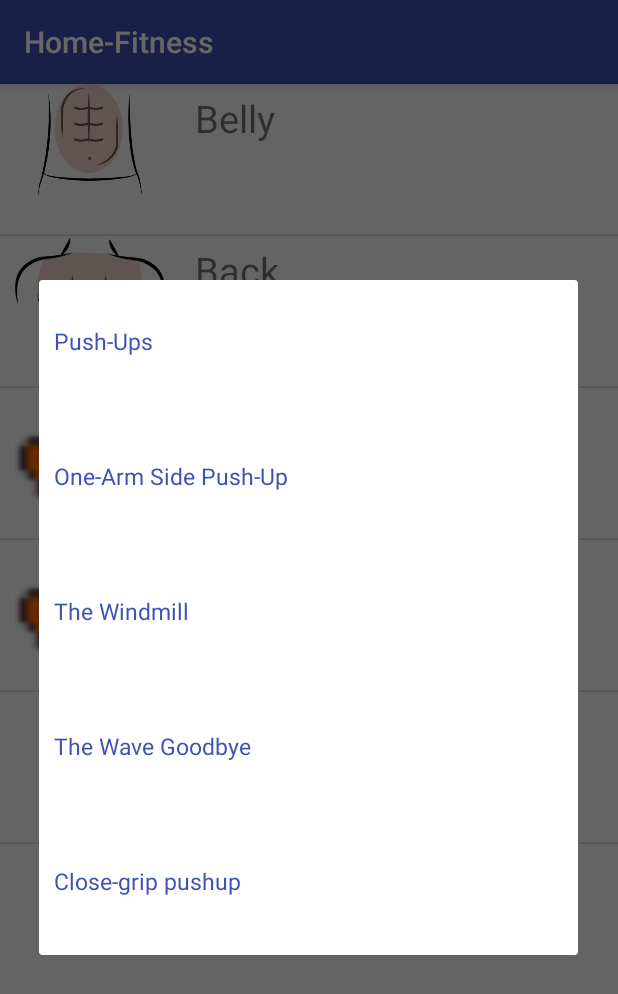
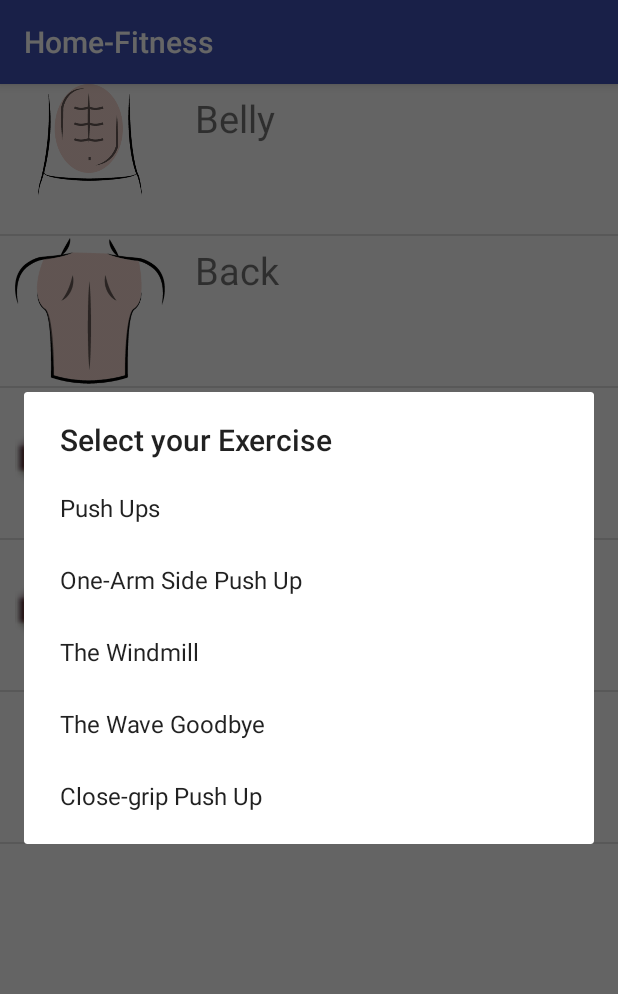
Before and after one commit to cdajp4ever/Home-Fitness, an Android app: the ExerciseList screen opened directly, with no data from a screen before it, after a tap on "Arms", on a phone screen of 412 x 824 dp. Shown: the top 994 px of the screen. Run offline under Robolectric (Android 15) with nearby library versions, the light colour scheme and no system bars.

Commit message:
Fixed onClick on alertDialog, pending to create Intent extra to pass the information for the animation on the MainExercise screen

```diff
--- a/app/src/main/java/com/example/jaguas/homefitness/ExerciseList.java
+++ b/app/src/main/java/com/example/jaguas/homefitness/ExerciseList.java
@@ -1,6 +1,9 @@
 package com.example.jaguas.homefitness;
 
+import android.app.Activity;
+import android.app.Dialog;
 import android.content.Context;
+import android.content.DialogInterface;
 import android.content.Intent;
 import android.support.v7.app.AlertDialog;
 import android.support.v7.app.AppCompatActivity;
@@ -12,19 +15,13 @@ import android.widget.AdapterView;
 import android.widget.ArrayAdapter;
 import android.widget.ImageView;
 import android.widget.ListView;
+import android.widget.Switch;
 import android.widget.TextView;
 import android.widget.Toast;
 
 public class ExerciseList extends AppCompatActivity {
 
-    // TEST COMMIT AND PUSH
-
     private String[] kinds = {"Belly", "Back", "Chest", "Arms", "Legs"};
-    private String[] belly = {"Crunchers", "Reverse Crunchers", "Flutter Kicks", "Sitting Twists", "Knee to Elbow"};
-    private String[] back = {"Reverse Snow Angels", "Superman", "Hip Hinge", "Flying Passe", "Twister"};
-    private String[] chest = {"Rotational press-up", "Single Leg Push Up", "Wide Push Up", "Narrow/Tricep Push Up", "Diamond push-up"};
-    private String[] arms = {"Push-Ups", "One-Arm Side Push-Up", "The Windmill", "The Wave Goodbye", "Close-grip pushup"};
-    private String[] legs = {"Single-leg circle", "Squat Jump", "Side Lunge", "Single-Leg Hip Raise", "Alternating Drop Lunge"};
     private TextView pos1, pos2, pos3, pos4, pos5;
 
     private int[] img = {R.drawable.belly, R.drawable.back, R.drawable.chest, R.drawable.arms,
@@ -42,85 +39,73 @@ public class ExerciseList extends AppCompatActivity {
 
             @Override
             public void onItemClick(AdapterView<?> parent, View view, int position, long id) {
-                pos1 = findViewById(R.id.one);
-                pos2 = findViewById(R.id.two);
-                pos3 = findViewById(R.id.three);
-                pos4 = findViewById(R.id.four);
-                pos5 = findViewById(R.id.five);
-                AlertDialog.Builder builder = new AlertDialog.Builder(ExerciseList.this);
-                LayoutInflater inflater = getLayoutInflater();
-                View dialogView = inflater.inflate(R.layout.dialog, null);
 
-                builder.setView(dialogView);
                 if(position == 0) {
-                    final TextView textView1 = dialogView.findViewById(R.id.one);
-                    textView1.setText(belly[0]);
-                    final TextView textView2 = dialogView.findViewById(R.id.two);
-                    textView2.setText(belly[1]);
-                    final TextView textView3 = dialogView.findViewById(R.id.three);
-                    textView3.setText(belly[2]);
-                    final TextView textView4 = dialogView.findViewById(R.id.four);
-                    textView4.setText(belly[3]);
-                    final TextView textView5 = dialogView.findViewById(R.id.five);
-                    textView5.setText(belly[4]);
-                    final AlertDialog alertDialog = builder.create();
-                    alertDialog.show();
+                    AlertDialog.Builder builder = new AlertDialog.Builder(ExerciseList.this);
+                    builder.setTitle(R.string.selectExecise)
+                            .setItems(R.array.belly, new DialogInterface.OnClickListener() {
+                                @Override
+                                public void onClick(DialogInterface dialogInterface, int which) {
+                                    switch (which){
+                                        case 0:
+
+                                            //need to check where to put the initial intent and
+                                            // then put the extra to change the recycler view
+                                    }
+                                }
+                            });
+                    AlertDialog dialog = builder.create();
+                    dialog.show();
 
                 } else if (position == 1) {
-                    final TextView textView1 = dialogView.findViewById(R.id.one);
-                    textView1.setText(back[0]);
-                    final TextView textView2 = dialogView.findViewById(R.id.two);
-                    textView2.setText(back[1]);
-                    final TextView textView3 = dialogView.findViewById(R.id.three);
-                    textView3.setText(back[2]);
-                    final TextView textView4 = dialogView.findViewById(R.id.four);
-                    textView4.setText(back[3]);
-                    final TextView textView5 = dialogView.findViewById(R.id.five);
-                    textView5.setText(back[4]);
-                    final AlertDialog alertDialog = builder.create();
-                    alertDialog.show();
+                    AlertDialog.Builder builder = new AlertDialog.Builder(ExerciseList.this);
+                    builder.setTitle(R.string.selectExecise)
+                            .setItems(R.array.back, new DialogInterface.OnClickListener() {
+                                @Override
+                                public void onClick(DialogInterface dialogInterface, int i) {
 
+                                }
+                            });
+                    AlertDialog dialog = builder.create();
+                    dialog.show();
                 } else if (position == 2) {
-                    final TextView textView1 = dialogView.findViewById(R.id.one);
-                    textView1.setText(chest[0]);
-                    final TextView textView2 = dialogView.findViewById(R.id.two);
-                    textView2.setText(chest[1]);
-                    final TextView textView3 = dialogView.findViewById(R.id.three);
-                    textView3.setText(chest[2]);
-                    final TextView textView4 = dialogView.findViewById(R.id.four);
-                    textView4.setText(chest[3]);
-                    final TextView textView5 = dialogView.findViewById(R.id.five);
-                    textView5.setText(chest[4]);
-                    final AlertDialog alertDialog = builder.create();
-                    alertDialog.show();
+                    AlertDialog.Builder builder = new AlertDialog.Builder(ExerciseList.this);
+                    builder.setTitle(R.string.selectExecise)
+                            .setItems(R.array.chest, new DialogInterface.OnClickListener() {
+                                @Override
+                                public void onClick(DialogInterface dialogInterface, int i) {
+
+                                }
+                            });
+                    AlertDialog dialog = builder.create();
+                    dialog.show();
+
 
                 } else if (position == 3) {
-                    final TextView textView1 = dialogView.findViewById(R.id.one);
-                    textView1.setText(arms[0]);
-                    final TextView textView2 = dialogView.findViewById(R.id.two);
-                    textView2.setText(arms[1]);
-                    final TextView textView3 = dialogView.findViewById(R.id.three);
-                    textView3.setText(arms[2]);
-                    final TextView textView4 = dialogView.findViewById(R.id.four);
-                    textView4.setText(arms[3]);
-                    final TextView textView5 = dialogView.findViewById(R.id.five);
-                    textView5.setText(arms[4]);
-                    final AlertDialog alertDialog = builder.create();
-                    alertDialog.show();
+                    AlertDialog.Builder builder = new AlertDialog.Builder(ExerciseList.this);
+                    builder.setTitle(R.string.selectExecise)
+                            .setItems(R.array.arms, new DialogInterface.OnClickListener() {
+                                @Override
+                                public void onClick(DialogInterface dialogInterface, int i) {
+
+                                }
+                            });
+                    AlertDialog dialog = builder.create();
+                    dialog.show();
+
 
                 } else if (position == 4) {
-                    final TextView textView1 = dialogView.findViewById(R.id.one);
-                    textView1.setText(legs[0]);
-                    final TextView textView2 = dialogView.findViewById(R.id.two);
-                    textView2.setText(legs[1]);
-                    final TextView textView3 = dialogView.findViewById(R.id.three);
-                    textView3.setText(legs[2]);
-                    final TextView textView4 = dialogView.findViewById(R.id.four);
-                    textView4.setText(legs[3]);
-                    final TextView textView5 = dialogView.findViewById(R.id.five);
-                    textView5.setText(legs[4]);
-                    final AlertDialog alertDialog = builder.create();
-                    alertDialog.show();
+                    AlertDialog.Builder builder = new AlertDialog.Builder(ExerciseList.this);
+                    builder.setTitle(R.string.selectExecise)
+                            .setItems(R.array.legs, new DialogInterface.OnClickListener() {
+                                @Override
+                                public void onClick(DialogInterface dialogInterface, int i) {
+
+                                }
+                            });
+                    AlertDialog dialog = builder.create();
+                    dialog.show();
+
 
                 }
             }
@@ -148,11 +133,5 @@ public class ExerciseList extends AppCompatActivity {
             return convertView;
         }
     }
-    public void startExercising(View view){
-        Intent intent = new Intent(this,MainExercise.class);
 
-        switch (view.getId()){
-            case R.id.one:
-        }
-    }
 }
--- a/app/src/main/java/com/example/jaguas/homefitness/MainActivity.java
+++ b/app/src/main/java/com/example/jaguas/homefitness/MainActivity.java
@@ -2,16 +2,19 @@ package com.example.jaguas.homefitness;
 
 
 import android.content.Intent;
+import android.content.res.Resources;
 import android.support.v7.app.AppCompatActivity;
 import android.os.Bundle;
 import android.view.View;
 
 public class MainActivity extends AppCompatActivity {
 
+
     @Override
     protected void onCreate(Bundle savedInstanceState) {
         super.onCreate(savedInstanceState);
         setContentView(R.layout.activity_main);
+
     }
 
     public void start(View view) {
--- a/app/src/main/java/com/example/jaguas/homefitness/MainExercise.java
+++ b/app/src/main/java/com/example/jaguas/homefitness/MainExercise.java
@@ -9,5 +9,7 @@ public class MainExercise extends AppCompatActivity {
     protected void onCreate(Bundle savedInstanceState) {
         super.onCreate(savedInstanceState);
         setContentView(R.layout.activity_main_exercise);
+
+
     }
 }
--- a/app/src/main/res/layout/activity_main_exercise.xml
+++ b/app/src/main/res/layout/activity_main_exercise.xml
@@ -7,4 +7,6 @@
     xmlns:app="http://schemas.android.com/apk/res-auto"
     xmlns:android="http://schemas.android.com/apk/res/android">
 
+
+
 </android.support.constraint.ConstraintLayout>
--- a/app/src/main/res/layout/dialog.xml
+++ b/app/src/main/res/layout/dialog.xml
@@ -4,54 +4,9 @@
     android:orientation="vertical"
     xmlns:android="http://schemas.android.com/apk/res/android">
 
-    <TextView
-        android:layout_height="60dp"
-        android:layout_width="match_parent"
-        android:textColor="@color/colorPrimary"
-        android:textSize="15sp"
-        android:layout_marginLeft="10dp"
-        android:layout_marginTop="30dp"
-        android:id="@+id/one"
-        android:onClick="startExercising"/>
-
-    <TextView
-        android:layout_height="60dp"
-        android:layout_width="match_parent"
-        android:textColor="@color/colorPrimary"
-        android:textSize="15sp"
-        android:layout_marginLeft="10dp"
-        android:layout_marginTop="30dp"
-        android:id="@+id/two"
-        android:onClick="startExercising"/>
-
-    <TextView
-        android:layout_height="60dp"
-        android:layout_width="match_parent"
-        android:textColor="@color/colorPrimary"
-        android:textSize="15sp"
-        android:layout_marginLeft="10dp"
-        android:layout_marginTop="30dp"
-        android:id="@+id/three"
-        android:onClick="startExercising"/>
-
-    <TextView
-        android:layout_height="60dp"
-        android:layout_width="match_parent"
-        android:textColor="@color/colorPrimary"
-        android:textSize="15sp"
-        android:layout_marginLeft="10dp"
-        android:layout_marginTop="30dp"
-        android:id="@+id/four"
-        android:onClick="startExercising"/>
-
-    <TextView
-        android:layout_height="60dp"
-        android:layout_width="match_parent"
-        android:textColor="@color/colorPrimary"
-        android:textSize="15sp"
-        android:layout_marginLeft="10dp"
-        android:layout_marginTop="30dp"
-        android:id="@+id/five"
-        android:onClick="startExercising"/>
+<ListView
+    android:id="@+id/dialogLV"
+    android:layout_width="match_parent"
+    android:layout_height="wrap_content"></ListView>
 
 </LinearLayout>
--- /dev/null
+++ b/app/src/main/res/values/arms_array.xml
@@ -0,0 +1,10 @@
+<?xml version="1.0" encoding="utf-8"?>
+<resources>
+    <string-array name="arms">
+        <item>Push Ups</item>
+        <item>One-Arm Side Push Up</item>
+        <item>The Windmill</item>
+        <item>The Wave Goodbye</item>
+        <item>Close-grip Push Up</item>
+    </string-array>
+</resources>
--- /dev/null
+++ b/app/src/main/res/values/back_array.xml
@@ -0,0 +1,12 @@
+<?xml version="1.0" encoding="utf-8"?>
+<resources>
+
+    <string-array name="back">
+        <item>Reverse Snow Angels</item>
+        <item>Superman</item>
+        <item>Hip Hinge</item>
+        <item>Flying Passe</item>
+        <item>Twister</item>
+    </string-array>
+
+</resources>
--- /dev/null
+++ b/app/src/main/res/values/belly_array.xml
@@ -0,0 +1,10 @@
+<?xml version="1.0" encoding="utf-8"?>
+<resources>
+    <string-array name="belly">
+        <item>Crunches</item>
+        <item>Reverse Crunches</item>
+        <item>Flutter Kicks</item>
+        <item>Sitting Twists</item>
+        <item>Knee to Elbow</item>
+    </string-array>
+</resources>
--- /dev/null
+++ b/app/src/main/res/values/chest_array.xml
@@ -0,0 +1,10 @@
+<?xml version="1.0" encoding="utf-8"?>
+<resources>
+    <string-array name="chest">
+        <item>Rotational press-up</item>
+        <item>Single Leg Push Up</item>
+        <item>Wide Push Up</item>
+        <item>Narrow/Tricep Push up</item>
+        <item>Diamond Push up</item>
+    </string-array>
+</resources>
--- /dev/null
+++ b/app/src/main/res/values/legs_array.xml
@@ -0,0 +1,12 @@
+<?xml version="1.0" encoding="utf-8"?>
+<resources>
+
+    <string-array name="legs">
+        <item>Single-Leg Circle</item>
+        <item>Squat Jump</item>
+        <item>Side Lunge</item>
+        <item>Single-Leg Hip Raise</item>
+        <item>Alternating Drop Lunge</item>
+    </string-array>
+
+</resources>
--- a/app/src/main/res/values/strings.xml
+++ b/app/src/main/res/values/strings.xml
@@ -1,8 +1,8 @@
 <resources>
-
-<string name="app_name">Home-Fitness</string>
-<string name="start">START</string>
-<string name="go_to_choose_exercise">Go To Choose Exercise</string>
-<string name="introduction">Introduction</string>
+    <string name="app_name">Home-Fitness</string>
+    <string name="start">START</string>
+    <string name="go_to_choose_exercise">Go To Choose Exercise</string>
+    <string name="introduction">Introduction</string>
+    <string name="selectExecise">Select your Exercise</string>
 
 </resources>
```
